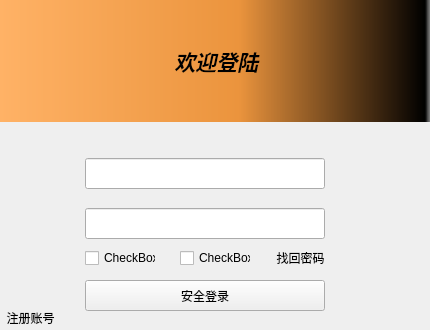
Qt form LineSideLibrary/widget.ui (LiQiKun-github/Line-side-Library) before a commit.
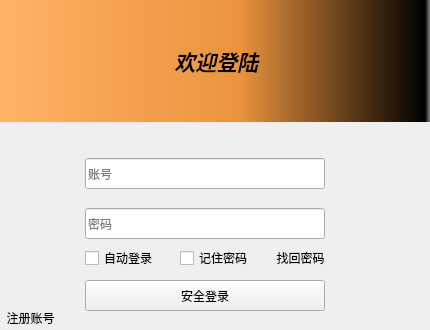
The same form after that commit.

Commit message: 主界面于登录界面完成连接切换 注册界面于主界面完成连接切换

Patch:
```diff
--- a/LineSideLibrary/widget.ui
+++ b/LineSideLibrary/widget.ui
@@ -2,6 +2,14 @@
 <ui version="4.0">
  <class>Widget</class>
  <widget class="QWidget" name="Widget">
+  <property name="geometry">
+   <rect>
+    <x>0</x>
+    <y>0</y>
+    <width>430</width>
+    <height>330</height>
+   </rect>
+  </property>
   <property name="minimumSize">
    <size>
     <width>430</width>
@@ -67,7 +75,10 @@
     <bool>true</bool>
    </property>
   </widget>
-  <widget class="QLineEdit" name="lineEdit">
+  <widget class="QLineEdit" name="accountLineEdit">
+   <property name="enabled">
+    <bool>true</bool>
+   </property>
    <property name="geometry">
     <rect>
      <x>85</x>
@@ -88,8 +99,20 @@
      <height>31</height>
     </size>
    </property>
+   <property name="maxLength">
+    <number>20</number>
+   </property>
+   <property name="echoMode">
+    <enum>QLineEdit::Password</enum>
+   </property>
+   <property name="placeholderText">
+    <string>账号</string>
+   </property>
   </widget>
-  <widget class="QLineEdit" name="lineEdit_2">
+  <widget class="QLineEdit" name="passwordLineEdit">
+   <property name="enabled">
+    <bool>true</bool>
+   </property>
    <property name="geometry">
     <rect>
      <x>85</x>
@@ -98,6 +121,15 @@
      <height>31</height>
     </rect>
    </property>
+   <property name="text">
+    <string/>
+   </property>
+   <property name="echoMode">
+    <enum>QLineEdit::Password</enum>
+   </property>
+   <property name="placeholderText">
+    <string>密码</string>
+   </property>
   </widget>
   <widget class="QPushButton" name="pushButton">
    <property name="geometry">
@@ -138,7 +170,7 @@
     </rect>
    </property>
    <property name="text">
-    <string>CheckBox</string>
+    <string>自动登录</string>
    </property>
   </widget>
   <widget class="QCheckBox" name="checkBox_2">
@@ -151,7 +183,7 @@
     </rect>
    </property>
    <property name="text">
-    <string>CheckBox</string>
+    <string>记住密码</string>
    </property>
   </widget>
   <widget class="QPushButton" name="pushButton_3">
```
Left out of the diff: 8 changed lines with no effect on the pictures. The commit also changes 10 other files.
